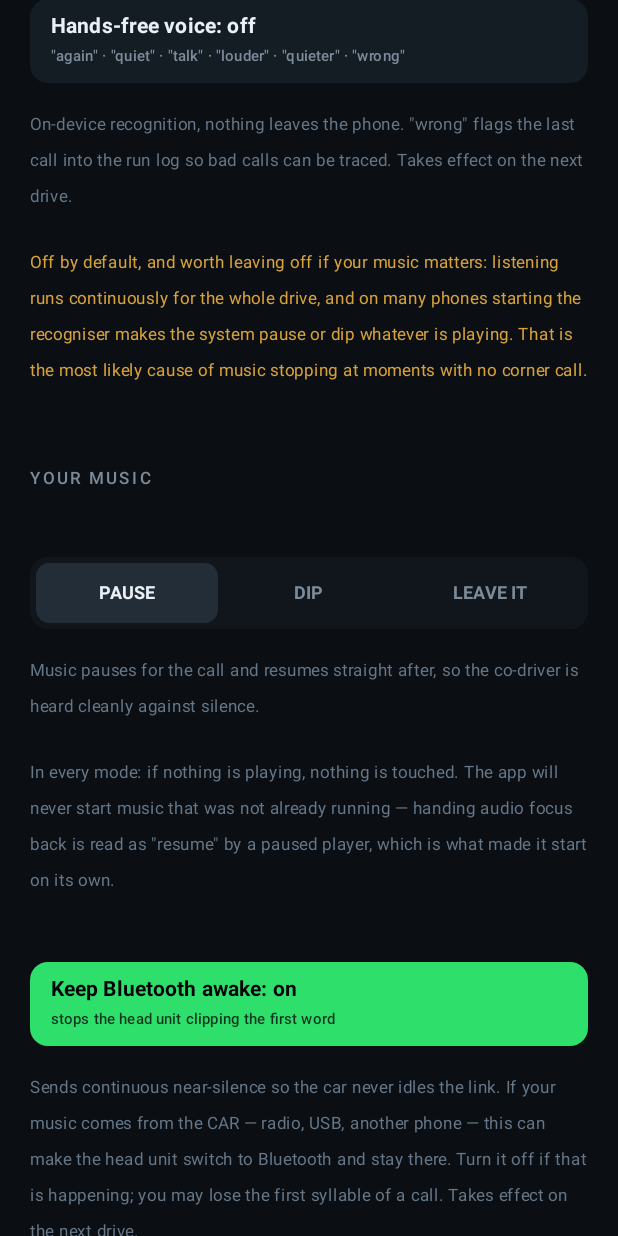
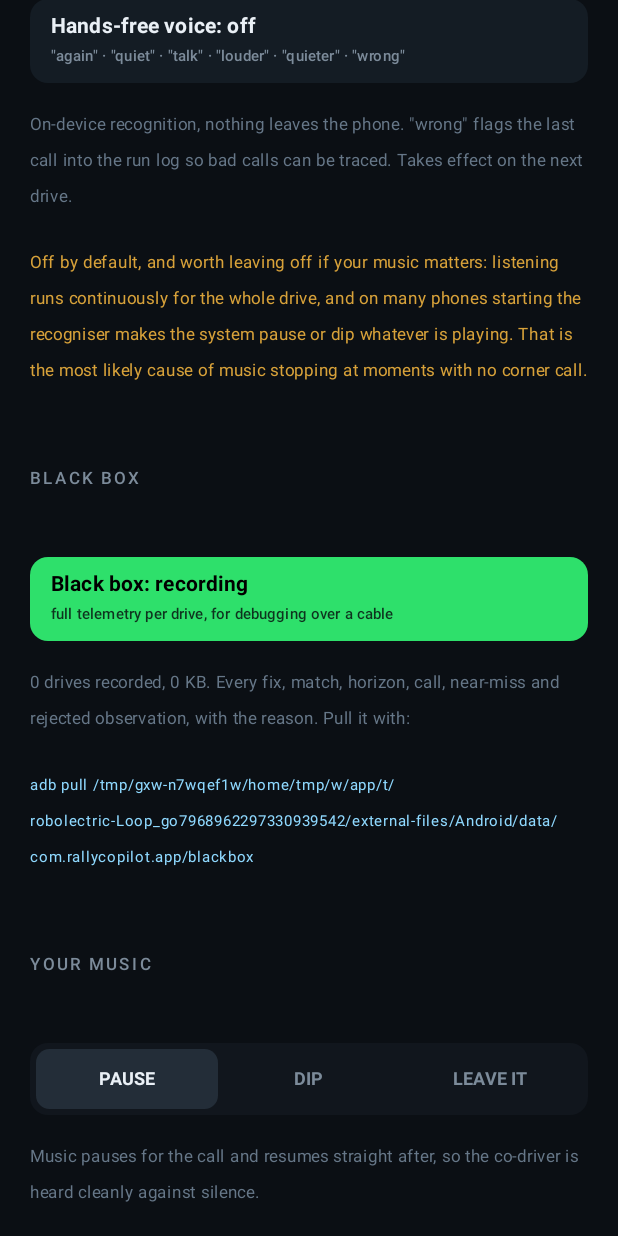
Before and after one commit to thelordsnoopy/rally-copilot, an Android app built with Jetpack Compose: the SettingsScreen screen opened through its navigation route, scrolled down 576 dp, on a phone screen of 412 x 824 dp. Run offline under Robolectric (Android 15) with nearby library versions, the phone set to English and light mode, and no system bars.

Commit message:
v0.15.0: black box recorder, and the reason a ten-corner drive learned one
WHY ONE CORNER OUT OF TEN. The horizon is rebuilt whenever heading changes by more
than 25 degrees, which happens part-way through every real corner. A rebuilt horizon
only lists corners still AHEAD, so the corner being driven through drops off it -
and the observation collector discarded any tracker whose corner had vanished.

Which means: every corner actually driven through was thrown away. The only ones
that survived were gentle bends that never swung the heading far enough to trigger a
rebuild. Chad's spirited drive over ten-plus corners recorded exactly one, in band
five, which is precisely the signature.

Trackers now integrate distance travelled from live speed, so a corner that leaves
the horizon stays tracked and closes on its own arc length plus a margin. It is
never discarded. Two tests pin it: a corner driven through an empty rebuilt horizon
must still produce an observation, and must not leak.

BLACK BOX RECORDER. One JSON-lines file per drive in the app's external files dir,
pullable over a cable with no root:

    adb pull /sdcard/Android/data/com.rallycopilot.app/files/blackbox

It records what was nearly done as well as what was done, because that is the half
no other log keeps: every fix (and every fix REJECTED, with the reason), match
losses, each horizon rebuild with all its corners and their radii, confidences and
targets, every call with the exact clip keys and the compression detail, every
near-miss call with how far off the trigger it was, every suppressed corner with the
confidence that suppressed it, the map view's fetch centre and edge count, audio
calibration results, and at drive end every observation with the precise reason it
was or was not allowed to teach the profile.

Writes on its own thread behind a bounded queue and flushes when idle; the engine
thread never touches the filesystem, and a full queue drops the oldest line rather
than delaying a corner call. Keeps the last 12 drives. Toggle in Settings, on by
default.

This is the point: the app has been debugged from memory across five versions, which
is a slow and lossy channel for something making a hundred decisions a minute.

103 core tests.

Co-Authored-By: Claude Fable 5 <noreply@anthropic.com>

```diff
--- a/app/build.gradle.kts
+++ b/app/build.gradle.kts
@@ -12,8 +12,8 @@ android {
         applicationId = "com.rallycopilot.app"
         minSdk = 26
         targetSdk = 34
-        versionCode = 29
-        versionName = "0.14.0"
+        versionCode = 30
+        versionName = "0.15.0"
     }
 
     buildTypes {
--- a/app/src/main/kotlin/com/rallycopilot/app/MainActivity.kt
+++ b/app/src/main/kotlin/com/rallycopilot/app/MainActivity.kt
@@ -816,6 +816,53 @@ fun SettingsScreen(activity: MainActivity) {
             modifier = Modifier.padding(top = 4.dp),
         )
 
+        // ---- black box ----
+        Spacer(Modifier.height(16.dp))
+        Text("BLACK BOX", color = Color(0xFF7C8B9A), fontSize = 11.sp,
+            letterSpacing = 2.sp, fontWeight = FontWeight.SemiBold)
+        Spacer(Modifier.height(8.dp))
+        var blackbox by remember { mutableStateOf(db.kvGet("blackbox") != "off") }
+        Button(
+            onClick = {
+                blackbox = !blackbox
+                db.kvPut("blackbox", if (blackbox) "on" else "off")
+            },
+            modifier = Modifier.fillMaxWidth().height(56.dp),
+            shape = RoundedCornerShape(12.dp),
+            colors = ButtonDefaults.buttonColors(
+                containerColor = if (blackbox) Color(0xFF2EE06B) else Color(0xFF141C24)),
+            contentPadding = androidx.compose.foundation.layout.PaddingValues(horizontal = 14.dp),
+        ) {
+            Column(Modifier.fillMaxWidth()) {
+                Text(
+                    if (blackbox) "Black box: recording" else "Black box: off",
+                    fontSize = 14.sp, fontWeight = FontWeight.Bold,
+                    color = if (blackbox) Color.Black else Color(0xFFEAF0F6),
+                )
+                Text(
+                    "full telemetry per drive, for debugging over a cable",
+                    fontSize = 10.sp, maxLines = 1,
+                    color = if (blackbox) Color(0xCC06080B) else Color(0xFF7C8B9A),
+                )
+            }
+        }
+        run {
+            val dir = com.rallycopilot.app.debug.BlackBox.directory(activity)
+            val files = dir.listFiles()?.sortedByDescending { it.lastModified() } ?: emptyList()
+            val totalKb = files.sumOf { it.length() } / 1024
+            Text(
+                "${files.size} drive${if (files.size == 1) "" else "s"} recorded, $totalKb KB. " +
+                    "Every fix, match, horizon, call, near-miss and rejected observation, " +
+                    "with the reason. Pull it with:",
+                color = Color(0xFF667788), fontSize = 11.sp,
+            )
+            Text(
+                "adb pull ${dir.absolutePath}",
+                color = Color(0xFF8FD9FF), fontSize = 10.sp,
+                modifier = Modifier.padding(top = 4.dp),
+            )
+        }
+
         // ---- what the co-driver does to your music ----
         Spacer(Modifier.height(16.dp))
         Text("YOUR MUSIC", color = Color(0xFF7C8B9A), fontSize = 11.sp,
```
Also changed, not shown: app/src/main/kotlin/com/rallycopilot/app/debug/BlackBox.kt (added, +95 -0 lines), app/src/main/kotlin/com/rallycopilot/app/drive/DriveScreen.kt (+7 -0 lines), app/src/main/kotlin/com/rallycopilot/app/drive/DriveService.kt (+70 -0 lines), core/src/main/kotlin/com/rallycopilot/core/engine/DriveEngine.kt (+81 -6 lines), core/src/main/kotlin/com/rallycopilot/core/engine/Ports.kt (+19 -0 lines), core/src/main/kotlin/com/rallycopilot/core/profile/ObservationCollector.kt (+49 -11 lines), 1 other file.
